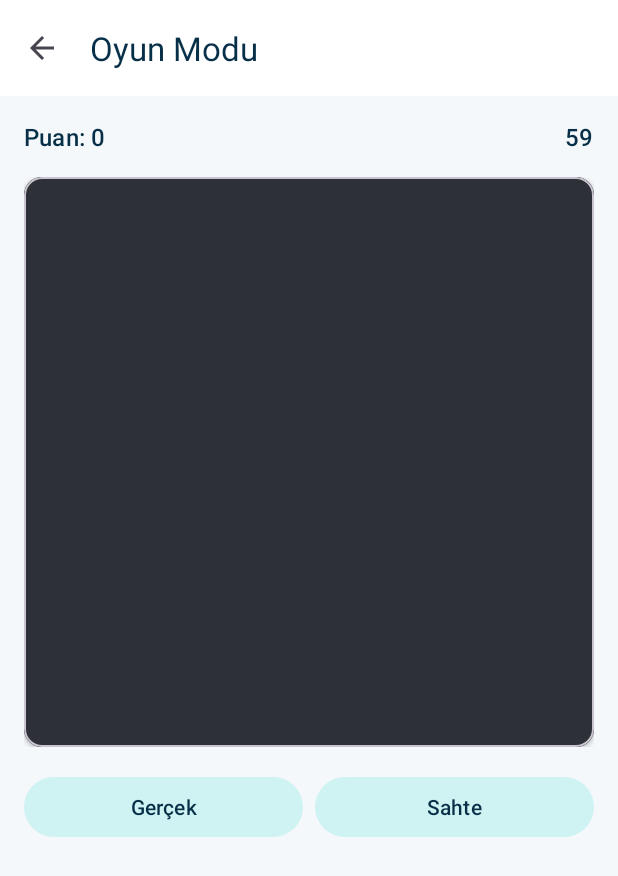
After one commit to blldlgc/real-or-ai-face, an Android app: the GameModeActivity screen opened directly, with no data from a screen before it, on a phone screen of 412 x 824 dp. The commit adds this screen. Shown: the top 876 px of the screen. Run offline under Robolectric (Android 15) with nearby library versions, the phone set to English and light mode, and no system bars; pictures from the network do not load.

Commit message:
minigame added

```diff
--- a/app/src/main/AndroidManifest.xml
+++ b/app/src/main/AndroidManifest.xml
@@ -58,6 +58,10 @@
             android:name=".HistoryActivity"
             android:exported="false"
             android:parentActivityName=".MainActivity" />
+        <activity
+            android:name=".GameModeActivity"
+            android:exported="false"
+            android:theme="@style/Theme.DerinOgrenme" />
 
         <provider
             android:name="androidx.core.content.FileProvider"
--- /dev/null
+++ b/app/src/main/java/com/example/derinogrenme/GameModeActivity.kt
@@ -0,0 +1,195 @@
+package com.example.derinogrenme
+
+import android.os.Bundle
+import android.os.CountDownTimer
+import android.view.WindowManager
+import android.graphics.Color
+import android.os.Build
+import android.view.View
+import android.widget.Toast
+import androidx.appcompat.app.AppCompatActivity
+import androidx.lifecycle.lifecycleScope
+import com.bumptech.glide.Glide
+import com.example.derinogrenme.databinding.ActivityGameModeBinding
+import com.example.derinogrenme.models.GameImage
+import com.example.derinogrenme.services.GameImageService
+import com.google.android.material.appbar.MaterialToolbar
+import kotlinx.coroutines.launch
+
+class GameModeActivity : AppCompatActivity() {
+    private lateinit var binding: ActivityGameModeBinding
+    private lateinit var gameImageService: GameImageService
+    private var currentImage: GameImage? = null
+    private var score = 0
+    private var correctAnswers = 0
+    private var wrongAnswers = 0
+    private var gameTimer: CountDownTimer? = null
+    private var imageTimer: CountDownTimer? = null
+    private var timeLeft = 60L
+    private var imageTimeLeft = 0L
+    private var isGameActive = true
+
+    override fun onCreate(savedInstanceState: Bundle?) {
+        super.onCreate(savedInstanceState)
+        binding = ActivityGameModeBinding.inflate(layoutInflater)
+        setContentView(binding.root)
+
+        // GameImageService'i başlat
+        gameImageService = GameImageService(this)
+
+        // Status bar rengini ayarla
+        if (Build.VERSION.SDK_INT >= Build.VERSION_CODES.LOLLIPOP) {
+            window.addFlags(WindowManager.LayoutParams.FLAG_DRAWS_SYSTEM_BAR_BACKGROUNDS)
+            window.statusBarColor = Color.TRANSPARENT
+        }
+
+        // Toolbar'ı ayarla
+        val toolbar = findViewById<MaterialToolbar>(R.id.toolbar)
+        setSupportActionBar(toolbar)
+        supportActionBar?.setDisplayHomeAsUpEnabled(true)
+        supportActionBar?.title = "Oyun Modu"
+
+        // Resimleri yükle
+        loadImages()
+
+        // Butonları ayarla
+        setupButtons()
+
+        // Oyun süresini başlat
+        startGameTimer()
+    }
+
+    private fun loadImages() {
+        lifecycleScope.launch {
+            try {
+                gameImageService.initialize()
+                loadNewImage()
+            } catch (e: Exception) {
+                Toast.makeText(this@GameModeActivity, "Resimler yüklenirken hata oluştu: ${e.message}", Toast.LENGTH_LONG).show()
+            }
+        }
+    }
+
+    private fun loadNewImage() {
+        lifecycleScope.launch {
+            currentImage = gameImageService.getNextImage()
+            currentImage?.let { image ->
+                Glide.with(this@GameModeActivity)
+                    .load(image.url)
+                    .override(512, 512)
+                    .centerCrop()
+                    .placeholder(R.drawable.placeholder_image)
+                    .error(R.drawable.placeholder_image)
+                    .into(binding.gameImageView)
+
+                startImageTimer()
+            }
+        }
+    }
+
+    private fun setupButtons() {
+        binding.realButton.setOnClickListener {
+            if (isGameActive) checkAnswer(true)
+        }
+
+        binding.fakeButton.setOnClickListener {
+            if (isGameActive) checkAnswer(false)
+        }
+
+        binding.playAgainButton.setOnClickListener {
+            resetGame()
+        }
+    }
+
+    private fun checkAnswer(userGuess: Boolean) {
+        imageTimer?.cancel()
+
+        currentImage?.let { image ->
+            val isCorrect = userGuess == image.isReal
+
+            if (isCorrect) {
+                correctAnswers++
+                score += if (imageTimeLeft <= 3) { // İlk 3 saniye içinde
+                    15
+                } else {
+                    10
+                }
+                Toast.makeText(this, "Doğru! +${if (imageTimeLeft <= 3) "15" else "10"} puan", Toast.LENGTH_SHORT).show()
+            } else {
+                wrongAnswers++
+                Toast.makeText(this, "Yanlış! Doğru cevap: ${if (image.isReal) "Gerçek" else "Sahte"}", Toast.LENGTH_SHORT).show()
+            }
+
+            binding.scoreTextView.text = "Puan: $score"
+            loadNewImage()
+        }
+    }
+
+    private fun startGameTimer() {
+        timeLeft = 60L
+        binding.timerTextView.text = timeLeft.toString()
+
+        gameTimer?.cancel()
+        gameTimer = object : CountDownTimer(60000, 1000) {
+            override fun onTick(millisUntilFinished: Long) {
+                timeLeft = millisUntilFinished / 1000
+                binding.timerTextView.text = timeLeft.toString()
+            }
+
+            override fun onFinish() {
+                endGame()
+            }
+        }.start()
+    }
+
+    private fun startImageTimer() {
+        imageTimeLeft = 0L
+        imageTimer?.cancel()
+        imageTimer = object : CountDownTimer(Long.MAX_VALUE, 1000) {
+            override fun onTick(millisUntilFinished: Long) {
+                imageTimeLeft++
+            }
+
+            override fun onFinish() {
+                // Bu timer süresiz çalışacak
+            }
+        }.start()
+    }
+
+    private fun endGame() {
+        isGameActive = false
+        gameTimer?.cancel()
+        imageTimer?.cancel()
+
+        binding.buttonContainer.visibility = View.GONE
+        binding.gameOverContainer.visibility = View.VISIBLE
+
+        binding.finalScoreTextView.text = "Toplam Puan: $score"
+        binding.statsTextView.text = "Doğru: $correctAnswers\nYanlış: $wrongAnswers"
+    }
+
+    private fun resetGame() {
+        score = 0
+        correctAnswers = 0
+        wrongAnswers = 0
+        isGameActive = true
+
+        binding.buttonContainer.visibility = View.VISIBLE
+        binding.gameOverContainer.visibility = View.GONE
+        binding.scoreTextView.text = "Puan: 0"
+
+        startGameTimer()
+        loadNewImage()
+    }
+
+    override fun onSupportNavigateUp(): Boolean {
+        onBackPressed()
+        return true
+    }
+
+    override fun onDestroy() {
+        super.onDestroy()
+        gameTimer?.cancel()
+        imageTimer?.cancel()
+    }
+}
--- /dev/null
+++ b/app/src/main/java/com/example/derinogrenme/services/GameImageService.kt
@@ -0,0 +1,128 @@
+package com.example.derinogrenme.services
+
+import com.example.derinogrenme.models.GameImage
+import kotlinx.coroutines.Dispatchers
+import kotlinx.coroutines.withContext
+import okhttp3.OkHttpClient
+import okhttp3.logging.HttpLoggingInterceptor
+import retrofit2.Retrofit
+import retrofit2.converter.gson.GsonConverterFactory
+import com.bumptech.glide.Glide
+import android.content.Context
+import kotlinx.coroutines.async
+import kotlinx.coroutines.coroutineScope
+
+class GameImageService(private val context: Context) {
+    private val gitHubService: GitHubService
+    private var realImages: List<GameImage> = emptyList()
+    private var fakeImages: List<GameImage> = emptyList()
+    private var isInitialized = false
+    private val imageCache = mutableListOf<GameImage>()
+    private val CACHE_SIZE = 5 // Önbellekte tutulacak resim sayısı
+
+    init {
+        val logging = HttpLoggingInterceptor().apply {
+            level = HttpLoggingInterceptor.Level.BASIC
+        }
+
+        val client = OkHttpClient.Builder()
+            .addInterceptor(logging)
+            .build()
+
+        val retrofit = Retrofit.Builder()
+            .baseUrl("https://api.github.com/")
+            .client(client)
+            .addConverterFactory(GsonConverterFactory.create())
+            .build()
+
+        gitHubService = retrofit.create(GitHubService::class.java)
+    }
+
+    suspend fun initialize() {
+        if (isInitialized) return
+
+        withContext(Dispatchers.IO) {
+            try {
+                // Gerçek resimleri al
+                val realContents = gitHubService.getContents("real")
+                realImages = realContents
+                    .filter { it.type == "file" && it.download_url != null }
+                    .map { GameImage(it.download_url!!, true, it.name) }
+
+                // Sahte resimleri al
+                val fakeContents = gitHubService.getContents("fake")
+                fakeImages = fakeContents
+                    .filter { it.type == "file" && it.download_url != null }
+                    .map { GameImage(it.download_url!!, false, it.name) }
+
+                isInitialized = true
+
+                // İlk önbelleği oluştur
+                fillCache()
+            } catch (e: Exception) {
+                e.printStackTrace()
+            }
+        }
+    }
+
+    private suspend fun fillCache() = coroutineScope {
+        val allImages = (realImages + fakeImages).shuffled()
+        imageCache.clear()
+
+        // CACHE_SIZE kadar resmi önbelleğe al
+        allImages.take(CACHE_SIZE).forEach { image ->
+            imageCache.add(image)
+            // Resmi önceden indir
+            async(Dispatchers.IO) {
+                try {
+                    Glide.with(context)
+                        .load(image.url)
+                        .preload()
+                } catch (e: Exception) {
+                    e.printStackTrace()
+                }
+            }
+        }
+    }
+
+    suspend fun getNextImage(): GameImage? {
+        if (!isInitialized || imageCache.isEmpty()) return null
+
+        // Önbellekten bir resim al
+        val image = imageCache.removeAt(0)
+
+        // Yeni bir resim ekle
+        val allImages = (realImages + fakeImages).shuffled()
+        val newImage = allImages.firstOrNull { it !in imageCache }
+        newImage?.let {
+            imageCache.add(it)
+            // Yeni resmi önceden indir
+            withContext(Dispatchers.IO) {
+                try {
+                    Glide.with(context)
+                        .load(it.url)
+                        .preload()
+                } catch (e: Exception) {
+                    e.printStackTrace()
+                }
+            }
+        }
+
+        return image
+    }
+
+    fun getAllImages(): List<GameImage> {
+        if (!isInitialized) return emptyList()
+        return (realImages + fakeImages).shuffled()
+    }
+
+    fun getRandomImage(): GameImage? {
+        if (!isInitialized) return null
+        return getAllImages().randomOrNull()
+    }
+
+    fun getRandomImages(count: Int): List<GameImage> {
+        if (!isInitialized) return emptyList()
+        return getAllImages().shuffled().take(count)
+    }
+}
--- /dev/null
+++ b/app/src/main/res/drawable/placeholder_image.xml
@@ -0,0 +1,5 @@
+<?xml version="1.0" encoding="utf-8"?>
+<shape xmlns:android="http://schemas.android.com/apk/res/android"
+    android:shape="rectangle">
+    <solid android:color="@color/material_dynamic_neutral_variant20" />
+</shape>
--- /dev/null
+++ b/app/src/main/res/layout/activity_game_mode.xml
@@ -0,0 +1,162 @@
+<?xml version="1.0" encoding="utf-8"?>
+<androidx.coordinatorlayout.widget.CoordinatorLayout xmlns:android="http://schemas.android.com/apk/res/android"
+    xmlns:app="http://schemas.android.com/apk/res-auto"
+    android:layout_width="match_parent"
+    android:layout_height="match_parent"
+    android:fitsSystemWindows="true">
+
+    <com.google.android.material.appbar.AppBarLayout
+        android:layout_width="match_parent"
+        android:layout_height="wrap_content"
+        android:background="@android:color/transparent"
+        app:elevation="0dp">
+
+        <com.google.android.material.appbar.MaterialToolbar
+            android:id="@+id/toolbar"
+            android:layout_width="match_parent"
+            android:layout_height="?attr/actionBarSize"
+            android:background="?attr/colorSurface"
+            app:titleTextColor="?attr/colorOnSurface" />
+
+    </com.google.android.material.appbar.AppBarLayout>
+
+    <androidx.core.widget.NestedScrollView
+        android:layout_width="match_parent"
+        android:layout_height="match_parent"
+        app:layout_behavior="@string/appbar_scrolling_view_behavior">
+
+        <LinearLayout
+            android:layout_width="match_parent"
+            android:layout_height="wrap_content"
+            android:orientation="vertical"
+            android:padding="16dp">
+
+            <!-- Puan ve Süre Göstergesi -->
+            <LinearLayout
+                android:layout_width="match_parent"
+                android:layout_height="wrap_content"
+                android:orientation="horizontal"
+                android:layout_marginBottom="16dp">
+
+                <TextView
+                    android:id="@+id/scoreTextView"
+                    android:layout_width="0dp"
+                    android:layout_height="wrap_content"
+                    android:layout_weight="1"
+                    android:text="Puan: 0"
+                    android:textAppearance="@style/TextAppearance.Material3.TitleMedium"
+                    android:textColor="?attr/colorOnSurface" />
+
+                <TextView
+                    android:id="@+id/timerTextView"
+                    android:layout_width="wrap_content"
+                    android:layout_height="wrap_content"
+                    android:text="60"
+                    android:textAppearance="@style/TextAppearance.Material3.TitleMedium"
+                    android:textColor="?attr/colorOnSurface" />
+
+            </LinearLayout>
+
+            <!-- Resim Gösterimi -->
+            <androidx.constraintlayout.widget.ConstraintLayout
+                android:layout_width="match_parent"
+                android:layout_height="wrap_content"
+                android:layout_marginBottom="16dp">
+
+                <com.google.android.material.card.MaterialCardView
+                    android:id="@+id/imageCardView"
+                    android:layout_width="0dp"
+                    android:layout_height="0dp"
+                    app:cardCornerRadius="12dp"
+                    app:cardElevation="2dp"
+                    app:layout_constraintDimensionRatio="1:1"
+                    app:layout_constraintEnd_toEndOf="parent"
+                    app:layout_constraintStart_toStartOf="parent"
+                    app:layout_constraintTop_toTopOf="parent">
+
+                    <ImageView
+                        android:id="@+id/gameImageView"
+                        android:layout_width="match_parent"
+                        android:layout_height="match_parent"
+                        android:adjustViewBounds="true"
+                        android:contentDescription="Oyun resmi"
+                        android:scaleType="fitCenter"
+                        android:background="@color/material_dynamic_neutral_variant20" />
+
+                </com.google.android.material.card.MaterialCardView>
+
+            </androidx.constraintlayout.widget.ConstraintLayout>
+
+            <!-- Tahmin Butonları -->
+            <LinearLayout
+                android:id="@+id/buttonContainer"
+                android:layout_width="match_parent"
+                android:layout_height="wrap_content"
+                android:orientation="horizontal"
+                android:spacing="8dp">
+
+                <com.google.android.material.button.MaterialButton
+                    android:id="@+id/realButton"
+                    android:layout_width="0dp"
+                    android:layout_height="wrap_content"
+                    android:layout_weight="1"
+                    android:layout_marginEnd="4dp"
+                    android:text="Gerçek"
+                    style="@style/Widget.Material3.Button.TonalButton" />
+
+                <com.google.android.material.button.MaterialButton
+                    android:id="@+id/fakeButton"
+                    android:layout_width="0dp"
+                    android:layout_height="wrap_content"
+                    android:layout_weight="1"
+                    android:layout_marginStart="4dp"
+                    android:text="Sahte"
+                    style="@style/Widget.Material3.Button.TonalButton" />
+
+            </LinearLayout>
+
+            <!-- Oyun Sonu Ekranı -->
+            <LinearLayout
+                android:id="@+id/gameOverContainer"
+                android:layout_width="match_parent"
+                android:layout_height="wrap_content"
+                android:orientation="vertical"
+                android:visibility="gone"
+                android:gravity="center"
+                android:padding="16dp">
+
+                <TextView
+                    android:layout_width="wrap_content"
+                    android:layout_height="wrap_content"
+                    android:text="Oyun Bitti!"
+                    android:textAppearance="@style/TextAppearance.Material3.HeadlineMedium"
+                    android:layout_marginBottom="16dp"/>
+
+                <TextView
+                    android:id="@+id/finalScoreTextView"
+                    android:layout_width="wrap_content"
+                    android:layout_height="wrap_content"
+                    android:textAppearance="@style/TextAppearance.Material3.TitleLarge"
+                    android:layout_marginBottom="8dp"/>
+
+                <TextView
+                    android:id="@+id/statsTextView"
+                    android:layout_width="wrap_content"
+                    android:layout_height="wrap_content"
+                    android:textAppearance="@style/TextAppearance.Material3.BodyLarge"
+                    android:layout_marginBottom="16dp"/>
+
+                <com.google.android.material.button.MaterialButton
+                    android:id="@+id/playAgainButton"
+                    android:layout_width="wrap_content"
+                    android:layout_height="wrap_content"
+                    android:text="Tekrar Oyna"
+                    style="@style/Widget.Material3.Button"/>
+
+            </LinearLayout>
+
+        </LinearLayout>
+
+    </androidx.core.widget.NestedScrollView>
+
+</androidx.coordinatorlayout.widget.CoordinatorLayout>
```
Also changed, not shown: app/build.gradle.kts (+7 -0 lines), app/src/main/java/com/example/derinogrenme/fragments/HomeFragment.kt (+7 -0 lines), app/src/main/java/com/example/derinogrenme/models/GameImage.kt (added, +7 -0 lines), app/src/main/java/com/example/derinogrenme/services/GitHubService.kt (added, +16 -0 lines), app/src/main/res/drawable/ic_play.xml (added, +11 -0 lines), app/src/main/res/layout/fragment_home.xml (+40 -0 lines), 1 other file.
